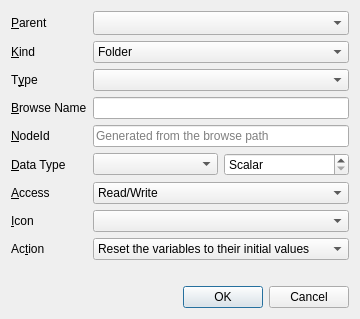
sanny32/OpenUaSim, file src/ui/dialogs/addnodedialog.ui: the form before one commit.
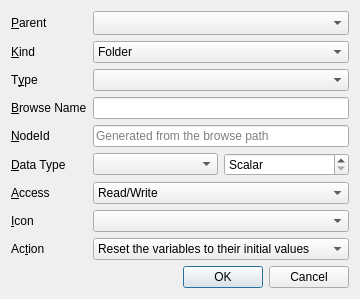
The form after the commit. Custom widgets are drawn as their Qt base class.

Commit message:
Report Add Node problems in a warning dialog
The Add Node dialog kept OK disabled and explained why in a label under
the form. OK is now always enabled; pressing it with a problem opens a
"Node not added" warning and keeps the dialog open with the entered
values.

Message dialogs no longer start at 520 px wide: the minimum is 360 px,
so a short notice gets a compact window while long text still widens
it up to 720 px.

Diff of the .ui file:
```diff
--- a/src/ui/dialogs/addnodedialog.ui
+++ b/src/ui/dialogs/addnodedialog.ui
@@ -221,13 +221,6 @@
      </item>
     </layout>
    </item>
-   <item>
-    <widget class="QLabel" name="problemLabel">
-     <property name="wordWrap">
-      <bool>true</bool>
-     </property>
-    </widget>
-   </item>
    <item>
     <widget class="QDialogButtonBox" name="buttonBox">
      <property name="standardButtons">
```
The commit also changes 6 other files.
